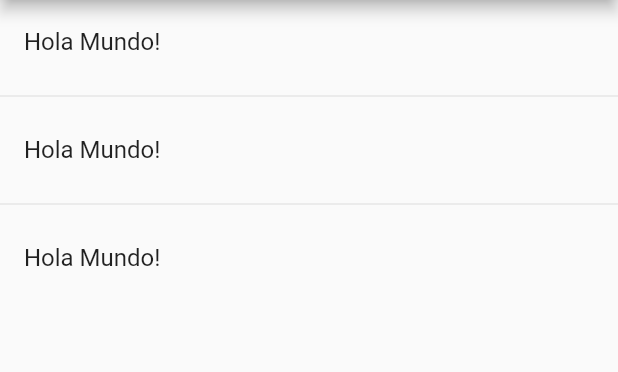
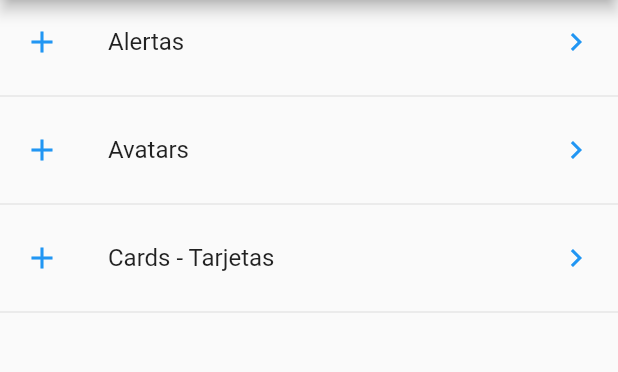
Before and after one commit to Andresdamelio/componentes_flutter, a Flutter app: the screen it shows after launch, on a phone screen of 412 x 824 dp, the part 84-456 px from its top. Run offline on Flutter 3.47's test engine with Material 2 defaults, Android fonts, the phone set to English and light mode, and no system bars.

```diff
--- a/lib/src/pages/home_page.dart
+++ b/lib/src/pages/home_page.dart
@@ -1,4 +1,6 @@
+
 import 'package:flutter/material.dart';
+import 'package:componentes_flutter/src/providers/menu_provider.dart';
 
 
 class HomePage extends StatelessWidget {
@@ -14,18 +16,36 @@ class HomePage extends StatelessWidget {
   }
 
   Widget _list() {
-    return ListView(
-      children: _listItems(),
+
+    // menuProvider.loadData();
+    return FutureBuilder(
+      future: menuProvider.loadData(),
+      initialData: [],
+      builder: (BuildContext context, AsyncSnapshot<List<dynamic>> snapshot) {
+        return ListView(
+          children: _listItems(snapshot.data),
+        );
+      }
     );
   }
 
-  List<Widget>_listItems() {
-    return [
-      ListTile(title: Text('Hola Mundo!')),
-      Divider(),
-      ListTile(title: Text('Hola Mundo!')),
-      Divider(),
-      ListTile(title: Text('Hola Mundo!'))
-    ];
+  List<Widget>_listItems(List<dynamic> data) {
+    final List<Widget> options = [];
+
+    data.forEach( (option) {
+      final widgetTemp = ListTile(
+        leading: Icon( Icons.add, color: Colors.blue, ),
+        title: Text(option['texto']),
+        trailing: Icon(Icons.keyboard_arrow_right, color: Colors.blue),
+        onTap: () {
+
+        },
+      );
+
+      options..add(widgetTemp)
+            ..add(Divider());
+    });
+
+    return options;
   }
 }
--- /dev/null
+++ b/lib/src/providers/menu_provider.dart
@@ -0,0 +1,19 @@
+
+import 'dart:convert';
+import 'package:flutter/services.dart' show rootBundle;
+
+class _MenuProvider {
+
+  List<dynamic> options = [];
+
+  _MenuProvider() {}
+
+  Future< List<dynamic> > loadData() async {
+    final resp = await rootBundle.loadString('data/menu_opts.json');
+    Map dataMap = json.decode(resp);
+    options = dataMap['rutas'];
+    return options;
+  }
+}
+
+final menuProvider = new _MenuProvider();
--- a/pubspec.yaml
+++ b/pubspec.yaml
@@ -41,8 +41,8 @@ flutter:
   uses-material-design: true
 
   # To add assets to your application, add an assets section, like this:
-  # assets:
-  #  - images/a_dot_burr.jpeg
+  assets:
+    - data/menu_opts.json
   #  - images/a_dot_ham.jpeg
 
   # An image asset can refer to one or more resolution-specific "variants", see
```
Also changed, not shown: data/menu_opts.json (renamed from lib/data/menu_opts.json), lib/src/utils/icon_string_util.dart (added).
